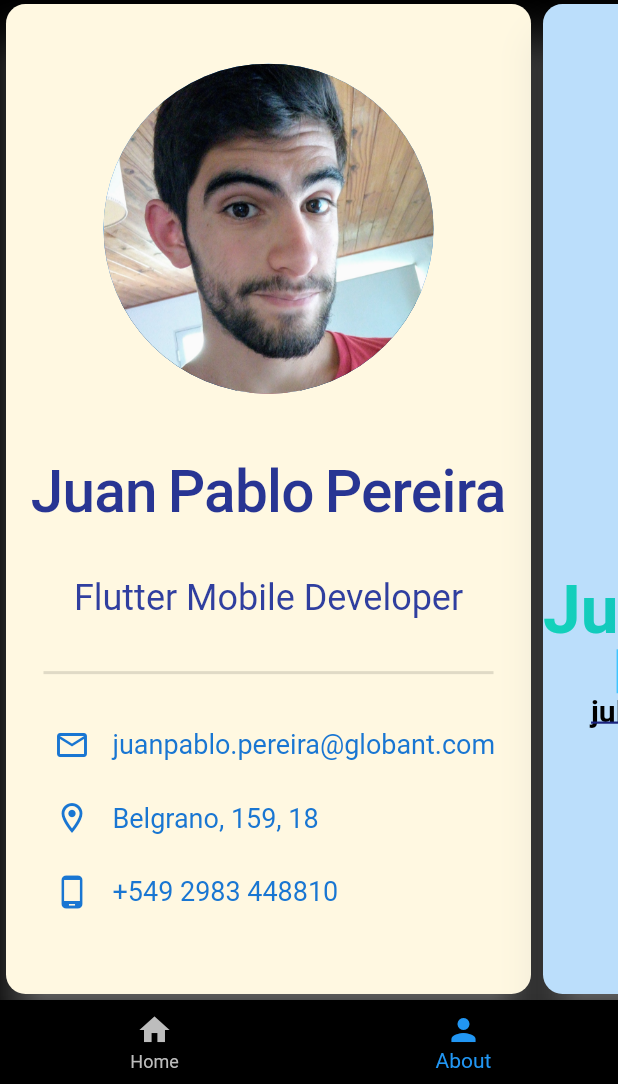
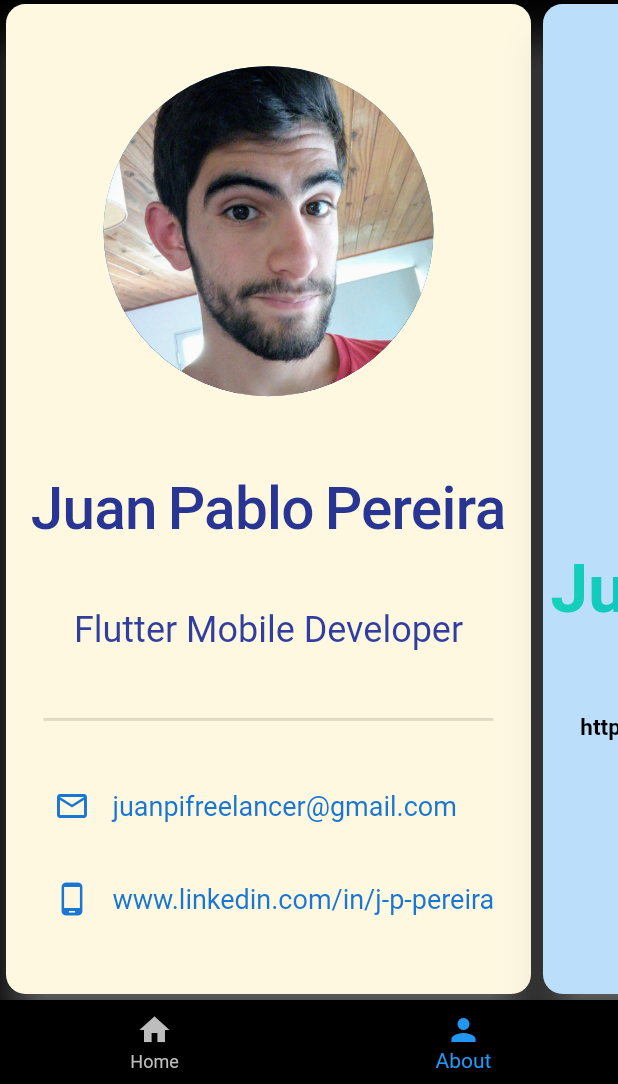
Before and after one commit to LeonardoMolleker/collaborated_movies_proyect, a Flutter app: the screen it shows after launch, item 2 of the bottom bar chosen, on a phone screen of 412 x 824 dp, the part 152-1236 px from its top. Run offline on Flutter 3.47's test engine with Material 2 defaults, Android fonts, the phone set to English and light mode, and no system bars; missing offline and left inert: exported_movie_widgets; network calls fail.

Commit message:
Changes in the cards

```diff
--- a/lib/data/userData.dart
+++ b/lib/data/userData.dart
@@ -2,7 +2,6 @@ abstract class UserData {
   static const String photoLink = 'assets/images/job-photo-1mb.jpg';
   static const String name = 'Juan Pablo Pereira';
   static const String job = 'Flutter Mobile Developer';
-  static const String mail = 'juanpablo.pereira@globant.com';
-  static const String address = 'Belgrano, 159, 18';
-  static const String phone = '+549 2983 448810';
+  static const String mail = 'juanpifreelancer@gmail.com';
+  static const String linkedIn = 'www.linkedin.com/in/j-p-pereira';
 }
--- a/lib/pages/about_page.dart
+++ b/lib/pages/about_page.dart
@@ -1,8 +1,8 @@
 import 'package:flutter/material.dart';
 
-import 'card_page_jp.dart';
-import 'card_page_l.dart';
-import 'card_page_j.dart';
+import 'card_page_juan_pablo.dart';
+import 'card_page_leonardo.dart';
+import 'card_page_juliana.dart';
 
 class AboutPage extends StatelessWidget {
   const AboutPage({Key? key}) : super(key: key);
--- a/lib/pages/card_page_jp.dart
+++ /dev/null
@@ -1,132 +0,0 @@
-import 'package:flutter/material.dart';
-
-import '../data/userData.dart';
-import '../utils/constants.dart';
-import '../utils/Styles.dart';
-
-class CardPageJP extends StatelessWidget {
-  const CardPageJP({
-    Key? key,
-    this.photoLink = UserData.photoLink,
-    this.name = UserData.name,
-    this.job = UserData.job,
-    this.mail = UserData.mail,
-    this.address = UserData.address,
-    this.phone = UserData.phone,
-  }) : super(key: key);
-
-  final String photoLink;
-  final String photoFallbackLink = Constants.cardCircleAvatarFallbackPhotoLink;
-  final String name;
-  final String job;
-  final String mail;
-  final String address;
-  final String phone;
-
-  @override
-  Widget build(BuildContext context) {
-    return Card(
-      elevation: Constants.cardElevation,
-      color: Colors.amber.shade50,
-      shadowColor: Colors.grey.shade100,
-      shape: RoundedRectangleBorder(
-        borderRadius: BorderRadius.circular(
-          Constants.cardBorderRadius,
-        ),
-      ),
-      child: Container(
-        width: Constants.cardContentContainerWidth,
-        child: Column(
-          mainAxisAlignment: MainAxisAlignment.spaceAround,
-          children: [
-            SizedBox(
-              height: Constants.cardPaddingLarge,
-            ),
-            CircleAvatar(
-              radius: Constants.cardCircleAvatarRadius,
-              backgroundImage: AssetImage(
-                this.photoFallbackLink,
-              ),
-              foregroundImage: AssetImage(
-                this.photoLink,
-              ),
-            ),
-            SizedBox(
-              height: Constants.cardPaddingLarge,
-            ),
-            Text(
-              this.name,
-              style: Styles.cardTitleTextStyle,
-            ),
-            SizedBox(
-              height: Constants.cardPaddingMedium,
-            ),
-            Text(
-              this.job,
-              style: Styles.cardSubtitleTextStyle,
-            ),
-            SizedBox(
-              height: Constants.cardPaddingSmall,
-            ),
-            Divider(
-              thickness: Constants.cardDividerThickness,
-              indent: Constants.cardDividerIndent,
-              endIndent: Constants.cardDividerIndent,
-            ),
-            SizedBox(
-              height: Constants.cardPaddingSmall,
-            ),
-            _createSecondaryTexts(
-              Icons.mail_outline,
-              this.mail,
-            ),
-            SizedBox(
-              height: Constants.cardPaddingExtraSmall,
-            ),
-            _createSecondaryTexts(
-              Icons.location_on_outlined,
-              this.address,
-            ),
-            SizedBox(
-              height: Constants.cardPaddingExtraSmall,
-            ),
-            _createSecondaryTexts(
-              Icons.phone_android,
-              this.phone,
-            ),
-            SizedBox(
-              height: Constants.cardPaddingMedium,
-            ),
-            SizedBox(
-              height: Constants.cardPaddingMedium,
-            ),
-          ],
-        ),
-      ),
-    );
-  }
-
-  Widget _createSecondaryTexts(
-    IconData icon,
-    String info,
-  ) {
-    return Row(
-      children: [
-        SizedBox(
-          width: Constants.cardSecondaryTextsStartPadding,
-        ),
-        Icon(
-          icon,
-          color: Colors.blue.shade700,
-        ),
-        SizedBox(
-          width: Constants.cardSecondaryTextsMediumPadding,
-        ),
-        Text(
-          info,
-          style: Styles.cardSecondaryTextsTextStyle,
-        ),
-      ],
-    );
-  }
-}
--- /dev/null
+++ b/lib/pages/card_page_juan_pablo.dart
@@ -0,0 +1,127 @@
+import 'package:flutter/material.dart';
+import '../data/userData.dart';
+import '../utils/constants.dart';
+import '../utils/Styles.dart';
+
+class CardPageJP extends StatelessWidget {
+  const CardPageJP({
+    Key? key,
+    this.photoLink = UserData.photoLink,
+    this.name = UserData.name,
+    this.job = UserData.job,
+    this.mail = UserData.mail,
+    this.linkedIn = UserData.linkedIn,
+  }) : super(key: key);
+
+  final String photoLink;
+  final String photoFallbackLink = Constants.cardCircleAvatarFallbackPhotoLink;
+  final String name;
+  final String job;
+  final String mail;
+  final String linkedIn;
+
+  Widget _createSecondaryTexts(
+    IconData icon,
+    String info,
+  ) {
+    return Row(
+      children: [
+        Padding(
+          padding: const EdgeInsets.only(
+            left: Constants.cardSecondaryTextsStartPadding,
+          ),
+          child: Icon(
+            icon,
+            color: Colors.blue.shade700,
+          ),
+        ),
+        Padding(
+          padding: const EdgeInsets.only(
+            left: Constants.cardSecondaryTextsMediumPadding,
+          ),
+          child: Text(
+            info,
+            style: Styles.cardSecondaryTextsTextStyle,
+          ),
+        ),
+      ],
+    );
+  }
+
+  @override
+  Widget build(BuildContext context) {
+    return Card(
+      elevation: Constants.cardElevation,
+      color: Colors.amber.shade50,
+      shadowColor: Colors.grey.shade100,
+      shape: RoundedRectangleBorder(
+        borderRadius: BorderRadius.circular(
+          Constants.cardBorderRadius,
+        ),
+      ),
+      child: Container(
+        width: Constants.cardContentContainerWidth,
+        child: Column(
+          mainAxisAlignment: MainAxisAlignment.spaceAround,
+          children: [
+            Padding(
+              padding: const EdgeInsets.symmetric(
+                vertical: Constants.cardPaddingLarge,
+              ),
+              child: CircleAvatar(
+                radius: Constants.cardCircleAvatarRadius,
+                backgroundImage: AssetImage(
+                  this.photoFallbackLink,
+                ),
+                foregroundImage: AssetImage(
+                  this.photoLink,
+                ),
+              ),
+            ),
+            Text(
+              this.name,
+              style: Styles.cardTitleTextStyle,
+            ),
+            Padding(
+              padding: const EdgeInsets.only(
+                top: Constants.cardPaddingMedium,
+              ),
+              child: Text(
+                this.job,
+                style: Styles.cardSubtitleTextStyle,
+              ),
+            ),
+            Padding(
+              padding: const EdgeInsets.only(
+                top: Constants.cardPaddingSmall,
+              ),
+              child: Divider(
+                thickness: Constants.cardDividerThickness,
+                indent: Constants.cardDividerIndent,
+                endIndent: Constants.cardDividerIndent,
+              ),
+            ),
+            Padding(
+              padding: const EdgeInsets.symmetric(
+                vertical: Constants.cardPaddingSmall,
+              ),
+              child: _createSecondaryTexts(
+                Icons.mail_outline,
+                this.mail,
+              ),
+            ),
+            Padding(
+              padding: const EdgeInsets.only(
+                bottom: Constants.cardPaddingExtraLarge,
+              ),
+              child: _createSecondaryTexts(
+                Icons.phone_android,
+                this.linkedIn,
+              ),
+            ),
+          ],
+        ),
+      ),
+    );
+  }
+}
--- a/lib/pages/card_page_j.dart
+++ b/lib/pages/card_page_juliana.dart
@@ -1,5 +1,4 @@
 import 'package:flutter/material.dart';
-
 import '../utils/constants.dart';
 import '../utils/styles.dart';
 
@@ -23,22 +22,27 @@ class SimpleBusinessCardJ extends StatelessWidget {
           children: [
             CircleAvatar(
               backgroundImage: AssetImage(
-                "assets/images/avatar.jpeg",
+                Constants.userImage,
               ),
               backgroundColor: Colors.red,
               radius: Constants.radius,
             ),
-            Text(
-              'Juliana Dimeglio',
-              style: TextStyle(
-                fontSize: Constants.nameFontSize,
-                fontWeight: FontWeight.bold,
-                foreground: Paint()..shader = linearGradient,
+            Padding(
+              padding: const EdgeInsets.symmetric(
+                horizontal: Constants.padding,
               ),
-              textAlign: TextAlign.center,
+              child: Text(
+                Constants.userName,
+                style: TextStyle(
+                  fontSize: Constants.nameFontSize,
+                  fontWeight: FontWeight.bold,
+                  foreground: Paint()..shader = linearGradient,
+                ),
+                textAlign: TextAlign.center,
+              ),
             ),
             Text(
-              'Flutter college trainee',
+              Constants.userJob,
               style: TextStyle(
                 fontSize: Constants.textFontSize,
                 color: Colors.black,
@@ -47,14 +51,26 @@ class SimpleBusinessCardJ extends StatelessWidget {
               textAlign: TextAlign.center,
             ),
             Text(
-              'juliana.dimeglio@globant.com',
+              Constants.userEmail,
               style: TextStyle(
                 decoration: TextDecoration.underline,
                 fontWeight: FontWeight.bold,
                 decorationColor: Colors.indigo.shade900,
-                decorationThickness: 1.5,
                 fontSize: Constants.emailFontSize,
                 color: Colors.black,
+              ),
+            ),
+            Padding(
+              padding: const EdgeInsets.symmetric(
+                vertical: Constants.padding,
+              ),
+              child: Text(
+                Constants.userLinkedIn,
+                style: TextStyle(
+                  fontWeight: FontWeight.bold,
+                  fontSize: Constants.cardFontSize,
+                  color: Colors.black,
+                ),
               ),
             ),
           ],
--- a/lib/pages/card_page_l.dart
+++ b/lib/pages/card_page_leonardo.dart
@@ -7,15 +7,15 @@ class CardPageL extends StatelessWidget {
   final String name;
   final String position;
   final String srcImage;
-  final String number;
   final String mail;
+  final String linkedIn;
 
   CardPageL({
     this.name = "Leonardo Molleker",
     this.position = "College Trainee",
     this.srcImage = "assets/images/profile.jpg",
-    this.number = "+54 9 249 4208051",
-    this.mail = "leonardo.molleker@globant.com",
+    this.mail = "lmolleker.development@gmail.com",
+    this.linkedIn = 'www.linkedin.com/in/leonardo-molleker',
   });
 
   @override
@@ -100,14 +100,14 @@ class CardPageL extends StatelessWidget {
                 color: Colors.yellowAccent,
               ),
               title: Text(
-                number,
+                linkedIn,
                 style: TextStyle(
                   fontSize: Constants.cardFontSize,
                   color: Colors.yellowAccent,
                 ),
               ),
               subtitle: Text(
-                Constants.subtitleCardPhone,
+                Constants.subtitleCardLinkedIn,
                 style: TextStyle(
                   fontSize: Constants.cardFontSize,
                   color: Colors.yellowAccent,
--- a/lib/utils/constants.dart
+++ b/lib/utils/constants.dart
@@ -1,4 +1,5 @@
 abstract class Constants {
+  static const double cardPaddingExtraLarge = 40.0;
   static const double cardPaddingLarge = 30.0;
   static const double cardPaddingMedium = 20.0;
   static const double cardPaddingSmall = 15.0;
@@ -10,7 +11,7 @@ abstract class Constants {
   static const String cardCircleAvatarFallbackPhotoLink =
       'assets/images/businessman.png';
   static const double cardTitleFontSize = 39;
-  static const double cardSubitleFontSize = 24;
+  static const double cardSubtitleFontSize = 24;
   static const double cardSecondaryTextsFontSize = 18;
   static const double cardButtonFontSize = 18;
   static const double cardDividerThickness = 2;
@@ -35,6 +36,13 @@ abstract class Constants {
   static const double borderRadius = 10.0;
   static const double dividerThickness = 2.0;
   static const String subtitleCardMail = "E-mail";
-  static const String subtitleCardPhone = "Cell phone";
+  static const String subtitleCardLinkedIn = "LinkedIn";
   static const double circleAvatarPaddingTop = 10.0;
+  static const String userName = "Juliana Dimeglio";
+  static const String userJob = "Flutter college trainee";
+  static const String userEmail = "julidimeglio71@gmail.com";
+  static const String userLinkedIn =
+      "https://www.linkedin.com/in/julianadimeglio";
+  static const String userImage = "assets/images/avatar.jpeg";
+  static const double padding = 5;
 }
--- a/lib/utils/styles.dart
+++ b/lib/utils/styles.dart
@@ -11,7 +11,7 @@ abstract class Styles {
     color: Colors.indigo.shade800,
   );
   static final TextStyle cardSubtitleTextStyle = TextStyle(
-    fontSize: Constants.cardSubitleFontSize,
+    fontSize: Constants.cardSubtitleFontSize,
     fontWeight: FontWeight.w400,
     color: Colors.indigo.shade700,
   );
```
